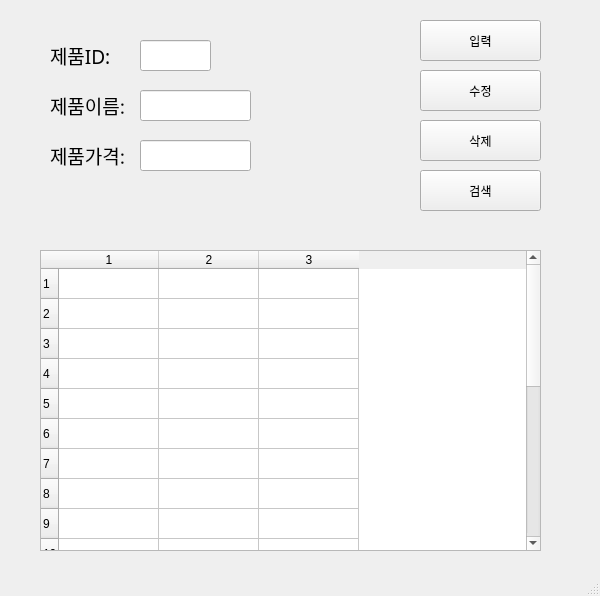
andylifeLee/python20231113, file ProductList3.ui: the form before one commit.
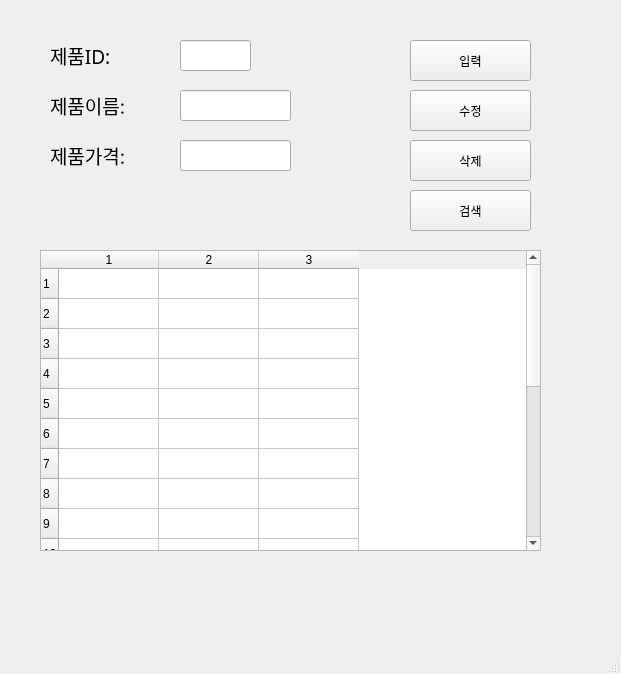
The form after the commit.

```diff
--- a/ProductList3.ui
+++ b/ProductList3.ui
@@ -6,8 +6,8 @@
    <rect>
     <x>0</x>
     <y>0</y>
-    <width>600</width>
-    <height>596</height>
+    <width>621</width>
+    <height>674</height>
    </rect>
   </property>
   <property name="windowTitle">
@@ -19,7 +19,7 @@
      <rect>
       <x>50</x>
       <y>40</y>
-      <width>81</width>
+      <width>111</width>
       <height>31</height>
      </rect>
     </property>
@@ -38,7 +38,7 @@
      <rect>
       <x>50</x>
       <y>90</y>
-      <width>81</width>
+      <width>121</width>
       <height>31</height>
      </rect>
     </property>
@@ -57,7 +57,7 @@
      <rect>
       <x>50</x>
       <y>140</y>
-      <width>81</width>
+      <width>121</width>
       <height>31</height>
      </rect>
     </property>
@@ -74,7 +74,7 @@
    <widget class="QLineEdit" name="prodID">
     <property name="geometry">
      <rect>
-      <x>140</x>
+      <x>180</x>
       <y>40</y>
       <width>71</width>
       <height>31</height>
@@ -84,7 +84,7 @@
    <widget class="QLineEdit" name="prodName">
     <property name="geometry">
      <rect>
-      <x>140</x>
+      <x>180</x>
       <y>90</y>
       <width>111</width>
       <height>31</height>
@@ -94,7 +94,7 @@
    <widget class="QLineEdit" name="prodPrice">
     <property name="geometry">
      <rect>
-      <x>140</x>
+      <x>180</x>
       <y>140</y>
       <width>111</width>
       <height>31</height>
@@ -104,8 +104,8 @@
    <widget class="QPushButton" name="pushButton">
     <property name="geometry">
      <rect>
-      <x>420</x>
-      <y>20</y>
+      <x>410</x>
+      <y>40</y>
       <width>121</width>
       <height>41</height>
      </rect>
@@ -117,8 +117,8 @@
    <widget class="QPushButton" name="pushButton_2">
     <property name="geometry">
      <rect>
-      <x>420</x>
-      <y>70</y>
+      <x>410</x>
+      <y>90</y>
       <width>121</width>
       <height>41</height>
      </rect>
@@ -130,8 +130,8 @@
    <widget class="QPushButton" name="pushButton_3">
     <property name="geometry">
      <rect>
-      <x>420</x>
-      <y>120</y>
+      <x>410</x>
+      <y>140</y>
       <width>121</width>
       <height>41</height>
      </rect>
@@ -143,8 +143,8 @@
    <widget class="QPushButton" name="pushButton_4">
     <property name="geometry">
      <rect>
-      <x>420</x>
-      <y>170</y>
+      <x>410</x>
+      <y>190</y>
       <width>121</width>
       <height>41</height>
      </rect>
```
Left out of the diff: 20 changed lines with no effect on the pictures.
